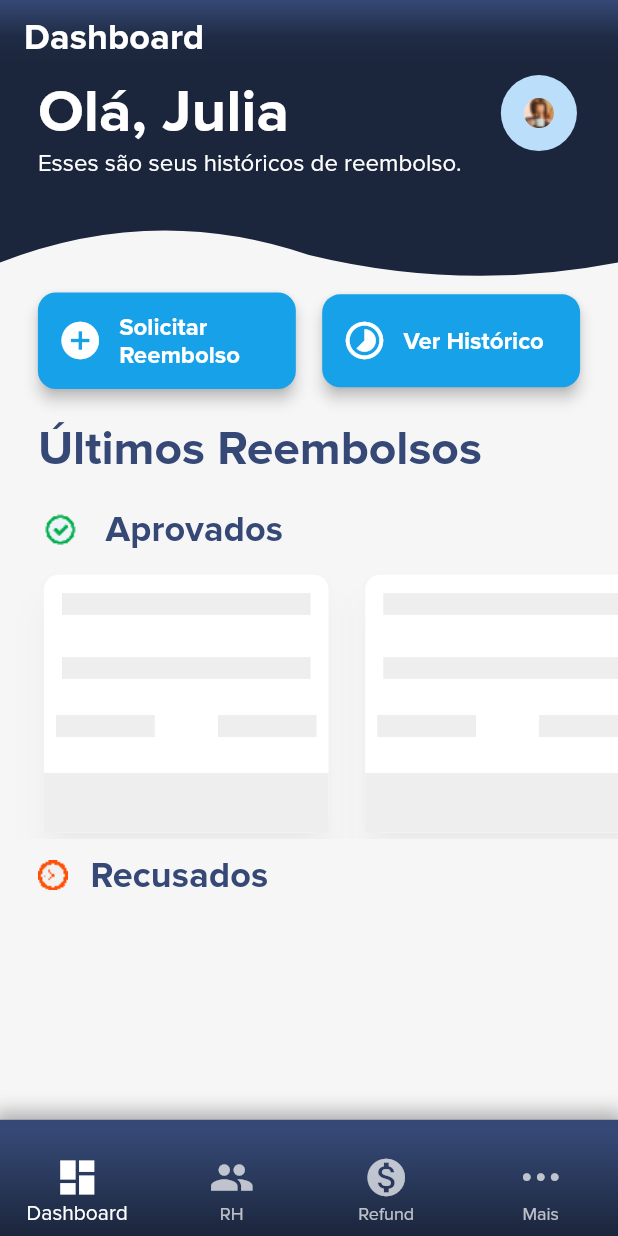
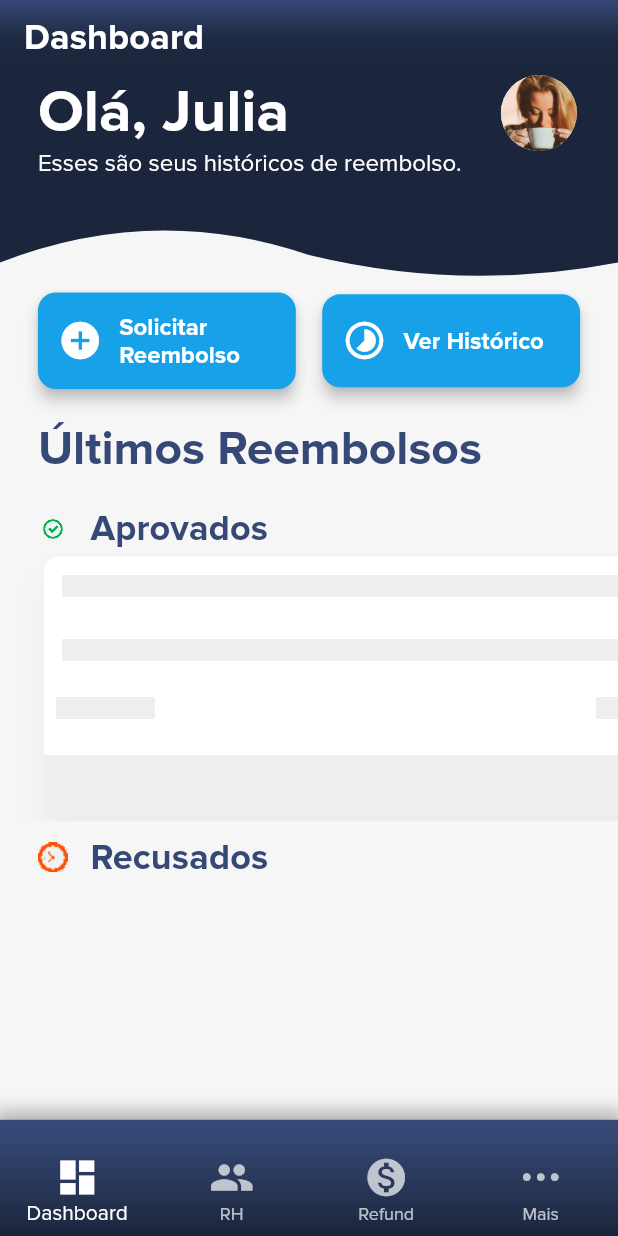
Before and after one commit to JoaoBrodt/telaJonathanSpecter, a Flutter app: the HomeScreen screen opened directly, on a phone screen of 412 x 824 dp. Run offline on Flutter 3.47's test engine with Material 2 defaults, Android fonts, the phone set to English and light mode, and no system bars; drawn by our look-alikes of shimmer; our stand-ins replace dartz, dio, equatable, flutter_bloc, get_it, google_fonts; generated files the repository leaves out were written again; statements that could not run were skipped.

Commit message:
Ajustes finos no dashboard web

```diff
--- a/demeter_app/lib/core/app_assets.dart
+++ b/demeter_app/lib/core/app_assets.dart
@@ -2,10 +2,9 @@
 import 'package:flutter/material.dart';
 
 class AppAssets {
-  static final avatar = Image.asset('images/avatar.jpeg',
-      cacheHeight: 20, height: 20, fit: BoxFit.fill);
-  static final approved =
-      Image.asset('images/reembolsos/aprovado_3x.png', cacheHeight: 30);
+  static final avatar = Image.asset('images/avatar.jpeg', fit: BoxFit.fill);
+  static final approved = Image.asset('images/reembolsos/aprovado_3x.png',
+      cacheHeight: 30, height: 20, fit: BoxFit.fill);
   static final repproved = Image.asset('images/reembolsos/reprovado_3x.png',
       cacheHeight: 20, height: 20, fit: BoxFit.fill);
   static final waiting = Image.asset('images/reembolsos/relogio_3x.png',
--- a/demeter_app/lib/features/home/presentation/screen/home_screen.dart
+++ b/demeter_app/lib/features/home/presentation/screen/home_screen.dart
@@ -64,7 +64,8 @@ class _HomeScreenState extends State<HomeScreen> {
                       routes: Routes.rh,
                     ),
                     NavigatorPage(
-                      navigatorKey: HomeScreen._navigatorKeys[Screens.refund]!,
+                      navigatorKey:
+                          HomeScreen._navigatorKeys[Screens.refund]!,
                       routes: Routes.refund,
                     ),
                     NavigatorPage(
--- a/demeter_app/lib/features/refund/presentation/screen/dashboard.dart
+++ b/demeter_app/lib/features/refund/presentation/screen/dashboard.dart
@@ -1,8 +1,10 @@
 import 'package:demeter_app/core/app_assets.dart';
+import 'package:demeter_app/features/home/presentation/widgets/drawer_navigation_widget.dart';
 import 'package:demeter_app/features/refund/presentation/bloc/search/refund_search_bloc.dart';
 import 'package:demeter_app/features/refund/presentation/bloc/search/refund_search_state.dart';
 import 'package:demeter_app/features/refund/presentation/dtos/refund_dto.dart';
 import 'package:demeter_app/features/refund/presentation/widgets/dashboard_body_option_widget.dart';
+import 'package:flutter/foundation.dart';
 import 'package:flutter_bloc/flutter_bloc.dart';
 import 'package:flutter_gen/gen_l10n/app_localizations.dart';
 import 'package:demeter_design_system/demeter_design_system.dart';
@@ -16,6 +18,7 @@ class DashBoardScreen extends StatelessWidget {
     return Scaffold(
       appBar: AppBarWidget(
           title: AppLocalizations.of(context)!.dashboardScreen, shadows: false),
+      drawer: kIsWeb ? const DrawerNavigator() : null,
       body: Column(
         crossAxisAlignment: CrossAxisAlignment.start,
         children: [
@@ -26,6 +29,7 @@ class DashBoardScreen extends StatelessWidget {
             image: AppAssets.avatar,
           ),
           Container(
+            alignment: Alignment.center,
             margin: const EdgeInsets.only(bottom: AdaptativeTheme.minimunSpace),
             padding: EdgeInsets.symmetric(
               horizontal:
--- a/demeter_app/lib/features/refund/presentation/widgets/dashboard_body_option_widget.dart
+++ b/demeter_app/lib/features/refund/presentation/widgets/dashboard_body_option_widget.dart
@@ -1,10 +1,8 @@
-import 'package:demeter_app/features/refund/presentation/bloc/export.dart';
 import 'package:demeter_app/features/refund/presentation/dtos/refund_dto.dart';
 import 'package:demeter_app/features/refund/presentation/widgets/dashboard_body_options_item_shimmer_widget.dart';
 import 'package:demeter_app/features/refund/presentation/widgets/dashboard_body_options_item_widget.dart';
 import 'package:demeter_design_system/demeter_design_system.dart';
 import 'package:flutter/material.dart';
-import 'package:flutter_bloc/flutter_bloc.dart';
 
 class DashboardBodyOptionWidget extends StatelessWidget {
   final String title;
@@ -29,7 +27,7 @@ class DashboardBodyOptionWidget extends StatelessWidget {
             getProportionateScreenWidth(AdaptativeTheme.defaultSpace),
             AdaptativeTheme.minimunSpace,
             getProportionateScreenWidth(AdaptativeTheme.defaultSpace),
-            getProportionateScreenWidth(AdaptativeTheme.minimunSpace),
+            AdaptativeTheme.noneSpace,
           ),
           child: MediumTitleWidget(text: title, icon: icon),
         ),
@@ -65,8 +63,8 @@ class DashboardBodyOptionWidget extends StatelessWidget {
                     padding: EdgeInsets.only(
                       left: index == 0
                           ? getProportionateScreenWidth(
-                              AdaptativeTheme.smallSpace)
-                          : 0,
+                              AdaptativeTheme.defaultSpace)
+                          : AdaptativeTheme.noneSpace,
                     ),
                     child: DashboardOptionItemWidget(
                       refund: refunds[index],
--- a/demeter_app/lib/features/refund/presentation/widgets/dashboard_body_options_item_shimmer_widget.dart
+++ b/demeter_app/lib/features/refund/presentation/widgets/dashboard_body_options_item_shimmer_widget.dart
@@ -23,9 +23,10 @@ class _CardRefundShimmerItemWidget extends StatelessWidget {
 
   @override
   Widget build(BuildContext context) {
-    return SizedBox(
-      width: getProportionateScreenWidth(180),
-      height: 130,
+    return ConstrainedBox(
+      constraints: const BoxConstraints(maxWidth: 450, maxHeight: 149),
+      // width: getProportionateScreenWidth(180),
+      // height: 130,
       child: Card(
         elevation: 10,
         child: Column(
--- a/demeter_design_system/lib/components/text/medium_title_widget.dart
+++ b/demeter_design_system/lib/components/text/medium_title_widget.dart
@@ -10,6 +10,7 @@ class MediumTitleWidget extends StatelessWidget {
   @override
   Widget build(BuildContext context) {
     return Row(
+      mainAxisAlignment: MainAxisAlignment.start,
       children: [
         Padding(
           padding: const EdgeInsets.only(right: AdaptativeTheme.mediumSpace),
```
Also changed, not shown: demeter_app/lib/app.dart (+9 -1 lines), demeter_app/lib/core/custom_scroll_behavior.dart (added, +24 -0 lines), demeter_app/lib/features/refund/presentation/widgets/dashboard_body_options_item_widget.dart (+7 -3 lines).
